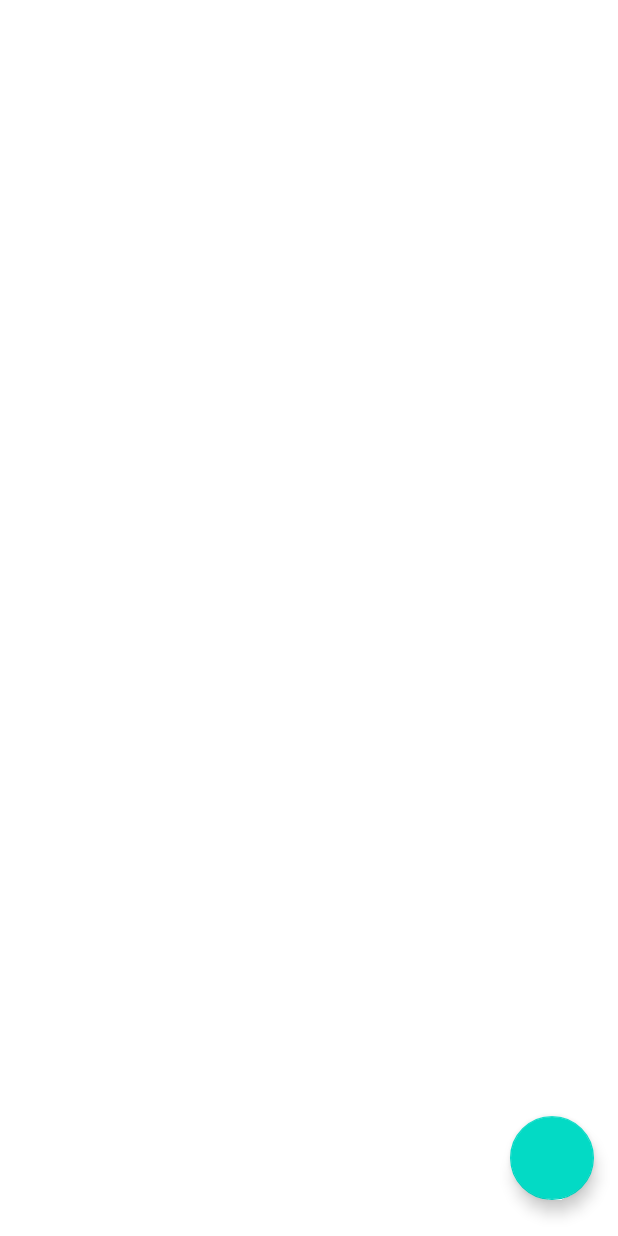
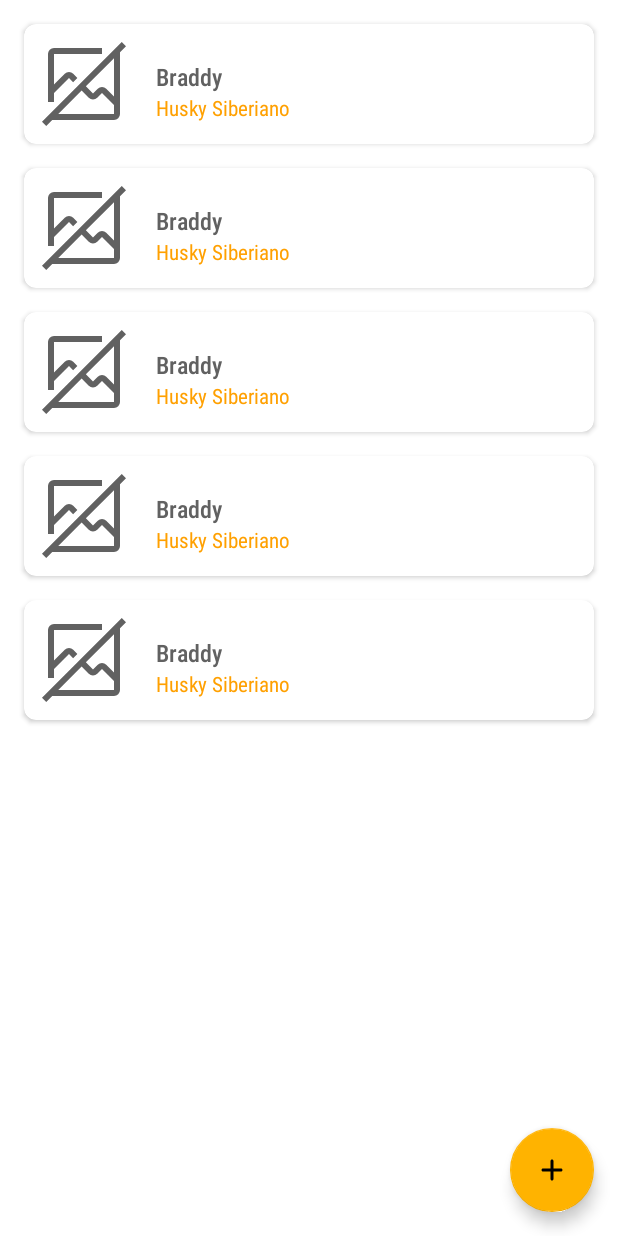
Before and after one commit to MegganBeattrizF/PuppyAdoption, an Android app: the layout activity_main.xml on its own in the app's theme, with its tools: preview values and no code run, on a phone screen of 412 x 824 dp. Run offline under Robolectric (Android 15) with nearby library versions, the phone set to English and light mode, and no system bars.

Commit message:
[feature] create home main layout

```diff
--- /dev/null
+++ b/app/src/main/res/drawable/ic_no_image.xml
@@ -0,0 +1,12 @@
+<vector xmlns:android="http://schemas.android.com/apk/res/android"
+    android:width="32dp"
+    android:height="32dp"
+    android:viewportWidth="32"
+    android:viewportHeight="32">
+  <path
+      android:fillColor="#616161"
+      android:pathData="M30,3.4141 L28.5859,2 2,28.5859 3.4141,30l2,-2L26,28a2.0027,2.0027 0,0 0,2 -2L28,5.4141ZM26,26L7.4141,26l7.7929,-7.793 2.3788,2.3787a2,2 0,0 0,2.8284 0L22,19l4,3.9973ZM26,20.1682 L23.4142,17.5823a2,2 0,0 0,-2.8284 0L19,19.1682l-2.377,-2.3771L26,7.4141Z"/>
+  <path
+      android:fillColor="#616161"
+      android:pathData="M6,22V19l5,-4.9966 1.3733,1.3733 1.4159,-1.416 -1.375,-1.375a2,2 0,0 0,-2.8284 0L6,16.1716V6H22V4H6A2.002,2.002 0,0 0,4 6V22Z"/>
+</vector>
--- /dev/null
+++ b/app/src/main/res/drawable/ic_round_add_24.xml
@@ -0,0 +1,10 @@
+<vector xmlns:android="http://schemas.android.com/apk/res/android"
+    android:width="24dp"
+    android:height="24dp"
+    android:viewportWidth="24"
+    android:viewportHeight="24"
+    android:tint="?attr/colorControlNormal">
+  <path
+      android:fillColor="@android:color/white"
+      android:pathData="M18,13h-5v5c0,0.55 -0.45,1 -1,1s-1,-0.45 -1,-1v-5H6c-0.55,0 -1,-0.45 -1,-1s0.45,-1 1,-1h5V6c0,-0.55 0.45,-1 1,-1s1,0.45 1,1v5h5c0.55,0 1,0.45 1,1s-0.45,1 -1,1z"/>
+</vector>
--- a/app/src/main/res/layout/activity_main.xml
+++ b/app/src/main/res/layout/activity_main.xml
@@ -7,13 +7,25 @@
     tools:context=".MainActivity">
 
     <com.google.android.material.floatingactionbutton.FloatingActionButton
+        android:id="@+id/fabAddNewPet"
         android:layout_width="wrap_content"
         android:layout_height="wrap_content"
-        android:layout_marginEnd="16dp"
-        android:layout_marginRight="16dp"
-        android:layout_marginBottom="24dp"
+        android:layout_marginHorizontal="16dp"
+        android:layout_marginVertical="16dp"
+        android:src="@drawable/ic_round_add_24"
         app:layout_constraintBottom_toBottomOf="parent"
         app:layout_constraintEnd_toEndOf="parent">
 
     </com.google.android.material.floatingactionbutton.FloatingActionButton>
+
+    <androidx.recyclerview.widget.RecyclerView
+        android:layout_width="match_parent"
+        android:layout_height="match_parent"
+        app:layout_constraintBottom_toBottomOf="parent"
+        app:layout_constraintEnd_toEndOf="parent"
+        app:layout_constraintStart_toStartOf="parent"
+        app:layout_constraintTop_toTopOf="parent"
+        tools:itemCount="5"
+        tools:listitem="@layout/item_pet_list" />
+
 </androidx.constraintlayout.widget.ConstraintLayout>
--- /dev/null
+++ b/app/src/main/res/layout/item_pet_list.xml
@@ -0,0 +1,51 @@
+<?xml version="1.0" encoding="utf-8"?>
+<androidx.cardview.widget.CardView xmlns:android="http://schemas.android.com/apk/res/android"
+    xmlns:app="http://schemas.android.com/apk/res-auto"
+    xmlns:tools="http://schemas.android.com/tools"
+    android:layout_width="match_parent"
+    android:layout_height="wrap_content"
+    android:layout_marginHorizontal="16dp"
+    android:layout_marginTop="16dp"
+    app:cardCornerRadius="8dp">
+
+    <androidx.constraintlayout.widget.ConstraintLayout
+        android:layout_width="match_parent"
+        android:layout_height="wrap_content">
+
+        <ImageView
+            android:id="@+id/imagePetPicture"
+            android:layout_width="64dp"
+            android:layout_height="64dp"
+            android:layout_marginHorizontal="8dp"
+            android:layout_marginVertical="8dp"
+            android:contentDescription="@string/contentDescriptionImagePetPicture"
+            android:src="@drawable/ic_no_image"
+            app:layout_constraintBottom_toBottomOf="parent"
+            app:layout_constraintStart_toStartOf="parent"
+            app:layout_constraintTop_toTopOf="parent" />
+
+        <TextView
+            android:id="@+id/textPetName"
+            android:layout_width="wrap_content"
+            android:layout_height="wrap_content"
+            android:layout_marginHorizontal="16dp"
+            android:layout_marginVertical="16dp"
+            android:fontFamily="sans-serif-condensed-medium"
+            android:textColor="@color/gray700"
+            android:textSize="16sp"
+            app:layout_constraintStart_toEndOf="@+id/imagePetPicture"
+            app:layout_constraintTop_toTopOf="@+id/imagePetPicture"
+            tools:text="Braddy" />
+
+        <TextView
+            android:id="@+id/textPetBreed"
+            android:layout_width="wrap_content"
+            android:layout_height="wrap_content"
+            android:layout_marginHorizontal="16dp"
+            android:fontFamily="sans-serif-condensed"
+            android:textColor="@color/purple_700"
+            app:layout_constraintStart_toEndOf="@+id/imagePetPicture"
+            app:layout_constraintTop_toBottomOf="@+id/textPetName"
+            tools:text="Husky Siberiano" />
+    </androidx.constraintlayout.widget.ConstraintLayout>
+</androidx.cardview.widget.CardView>
--- a/app/src/main/res/values/colors.xml
+++ b/app/src/main/res/values/colors.xml
@@ -1,10 +1,11 @@
 <?xml version="1.0" encoding="utf-8"?>
 <resources>
     <color name="purple_200">#FFBB86FC</color>
-    <color name="purple_500">#FF6200EE</color>
-    <color name="purple_700">#FF3700B3</color>
-    <color name="teal_200">#FF03DAC5</color>
+    <color name="purple_500">#FFC107</color>
+    <color name="purple_700">#FFA000</color>
+    <color name="teal_200">#FFB300</color>
     <color name="teal_700">#FF018786</color>
     <color name="black">#FF000000</color>
     <color name="white">#FFFFFFFF</color>
+    <color name="gray700">#616161</color>
 </resources>
--- a/app/src/main/res/values/strings.xml
+++ b/app/src/main/res/values/strings.xml
@@ -1,3 +1,4 @@
 <resources>
     <string name="app_name">PuppyAdoption</string>
+    <string name="contentDescriptionImagePetPicture">Image of a pet</string>
 </resources>
```
